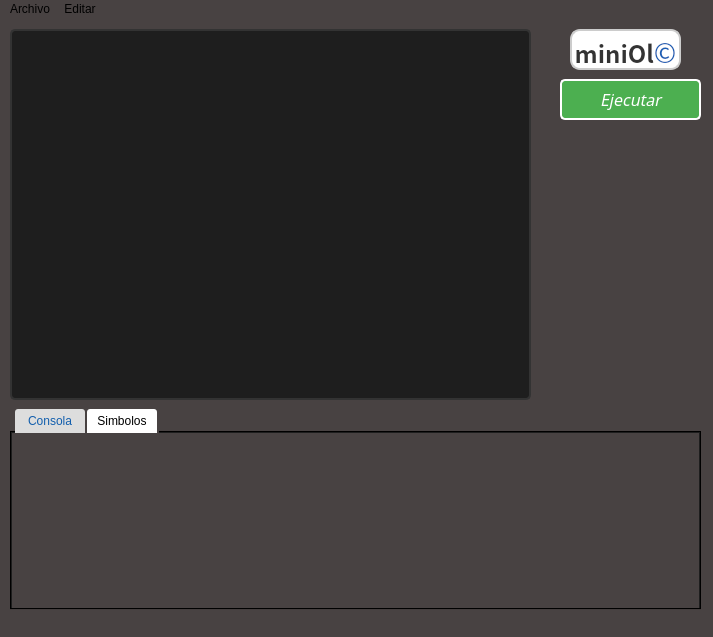
Qt form Proyecto1/mainwindow.ui (Ijosuer/OLC2_202000895) before a commit.
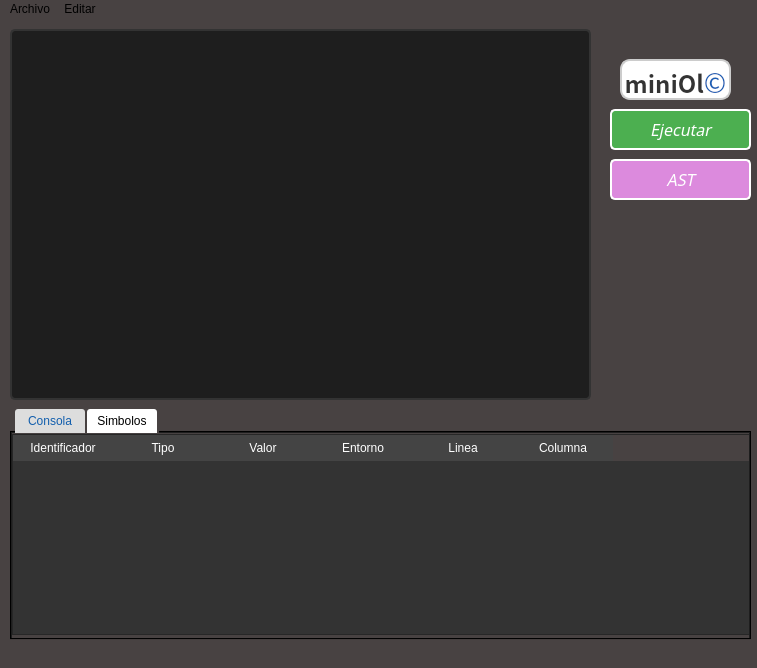
The same form after that commit. The open tabs and pages were chosen to show the change.

What changed in the file:
```diff
--- a/Proyecto1/mainwindow.ui
+++ b/Proyecto1/mainwindow.ui
@@ -9,8 +9,8 @@
    <rect>
     <x>0</x>
     <y>0</y>
-    <width>713</width>
-    <height>637</height>
+    <width>757</width>
+    <height>668</height>
    </rect>
   </property>
   <property name="windowTitle">
@@ -23,8 +23,8 @@
    <widget class="QPushButton" name="pushButton">
     <property name="geometry">
      <rect>
-      <x>560</x>
-      <y>60</y>
+      <x>610</x>
+      <y>90</y>
       <width>141</width>
       <height>41</height>
      </rect>
@@ -66,7 +66,7 @@
      <rect>
       <x>10</x>
       <y>10</y>
-      <width>521</width>
+      <width>581</width>
       <height>371</height>
      </rect>
     </property>
@@ -122,8 +122,8 @@
      <rect>
       <x>10</x>
       <y>390</y>
-      <width>691</width>
-      <height>201</height>
+      <width>741</width>
+      <height>231</height>
      </rect>
     </property>
     <property name="styleSheet">
@@ -206,13 +206,89 @@
      <attribute name="title">
       <string>Simbolos</string>
      </attribute>
+     <widget class="QTableWidget" name="Tabla">
+      <property name="enabled">
+       <bool>true</bool>
+      </property>
+      <property name="geometry">
+       <rect>
+        <x>0</x>
+        <y>1</y>
+        <width>741</width>
+        <height>201</height>
+       </rect>
+      </property>
+      <property name="styleSheet">
+       <string notr="true">QTableWidget {
+    background-color: #333333; /* Color de fondo de la tabla */
+    color: #FFFFFF; /* Color del texto de la tabla */
+    gridline-color: #666666; /* Color de las líneas de la tabla */
+    selection-color: #FFFFFF; /* Color del texto de la selección */
+    selection-background-color: #7F7F7F; /* Color de fondo de la selección */
+}
+QTableWidget::item{
+	text-align:center;
+}
+
+QHeaderView::section {
+    background-color: #444444; /* Color de fondo del encabezado */
+    color: #FFFFFF; /* Color del texto del encabezado */
+    padding: 4px; /* Espacio interior del encabezado */
+    border-style: none; /* Borde sin estilo */
+}
+
+QTableView::item {
+    padding: 6px; /* Espacio interior de las celdas */
+    border-style: none; /* Borde sin estilo */
+}
+
+QTableView::item:selected {
+    background-color: #7F7F7F; /* Color de fondo de la selección */
+    color: #FFFFFF; /* Color del texto de la selección */
+}
+</string>
+      </property>
+      <property name="sizeAdjustPolicy">
+       <enum>QAbstractScrollArea::AdjustToContents</enum>
+      </property>
+      <column>
+       <property name="text">
+        <string>Identificador</string>
+       </property>
+      </column>
+      <column>
+       <property name="text">
+        <string>Tipo</string>
+       </property>
+      </column>
+      <column>
+       <property name="text">
+        <string>Valor</string>
+       </property>
+      </column>
+      <column>
+       <property name="text">
+        <string>Entorno</string>
+       </property>
+      </column>
+      <column>
+       <property name="text">
+        <string>Linea</string>
+       </property>
+      </column>
+      <column>
+       <property name="text">
+        <string>Columna</string>
+       </property>
+      </column>
+     </widget>
     </widget>
    </widget>
    <widget class="QLabel" name="label">
     <property name="geometry">
      <rect>
-      <x>570</x>
-      <y>10</y>
+      <x>620</x>
+      <y>40</y>
       <width>111</width>
       <height>41</height>
      </rect>
@@ -248,13 +324,54 @@
      <set>Qt::AlignCenter</set>
     </property>
    </widget>
+   <widget class="QPushButton" name="pushButton_2">
+    <property name="geometry">
+     <rect>
+      <x>610</x>
+      <y>140</y>
+      <width>141</width>
+      <height>41</height>
+     </rect>
+    </property>
+    <property name="font">
+     <font>
+      <family>Noto Serif Dogra</family>
+      <pointsize>-1</pointsize>
+      <italic>true</italic>
+      <bold>false</bold>
+     </font>
+    </property>
+    <property name="styleSheet">
+     <string notr="true">QPushButton {
+	background-color: rgb(220, 138, 221);
+    border-style: solid; /* Establecer el estilo de borde */
+    border-width: 2px; /* Establecer el ancho del borde */
+    border-radius: 5px; /* Establecer el radio de borde */
+    color: white; /* Cambiar el color del texto */
+    font-size: 16px; /* Establecer el tamaño de la fuente */
+    padding: 6px 12px; /* Establecer el relleno */
+}
+
+QPushButton:hover {
+    background-color: #3e8e41; /* Cambiar el color de fondo cuando se pasa el mouse */
+}
+
+QPushButton:pressed {
+    background-color: #2c6121; /* Cambiar el color de fondo cuando se presiona */
+}
+</string>
+    </property>
+    <property name="text">
+     <string>AST</string>
+    </property>
+   </widget>
   </widget>
   <widget class="QMenuBar" name="menubar">
    <property name="geometry">
     <rect>
      <x>0</x>
      <y>0</y>
-     <width>713</width>
+     <width>757</width>
      <height>21</height>
     </rect>
    </property>
```
